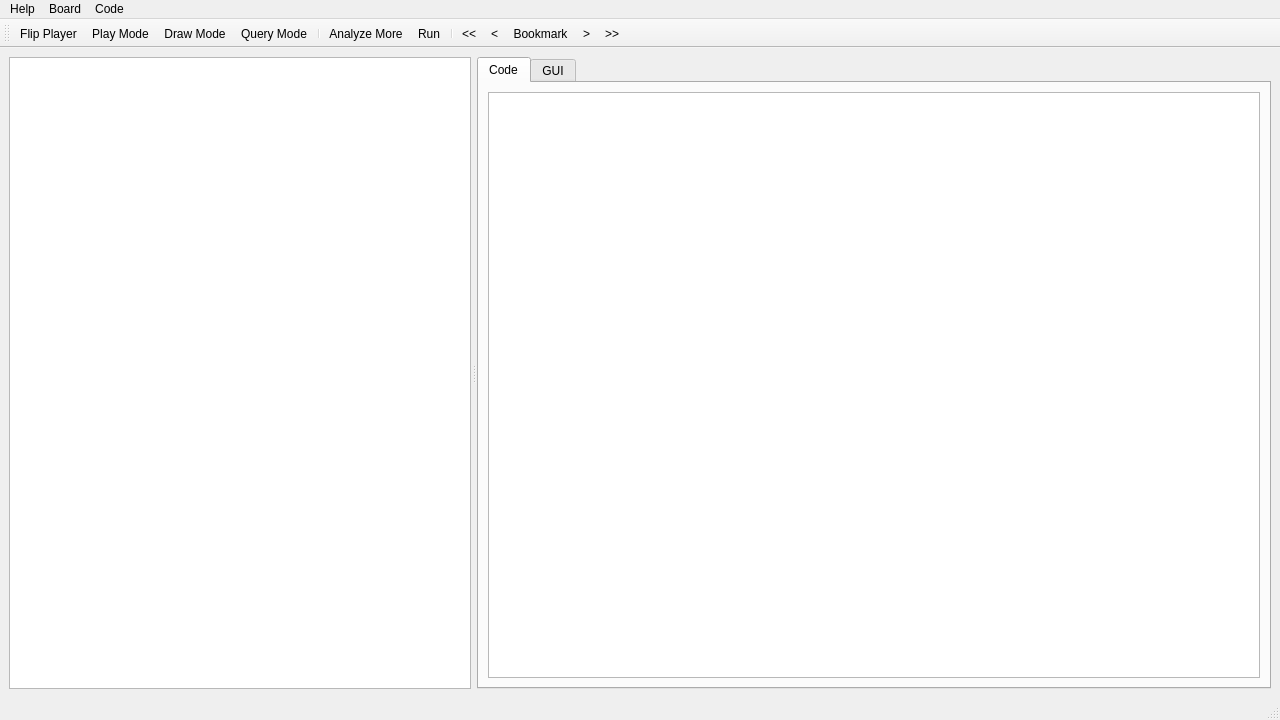
The window that mainwindow.ui (JeremySH/KataQuery) describes before a commit, drawn with Qt 5.
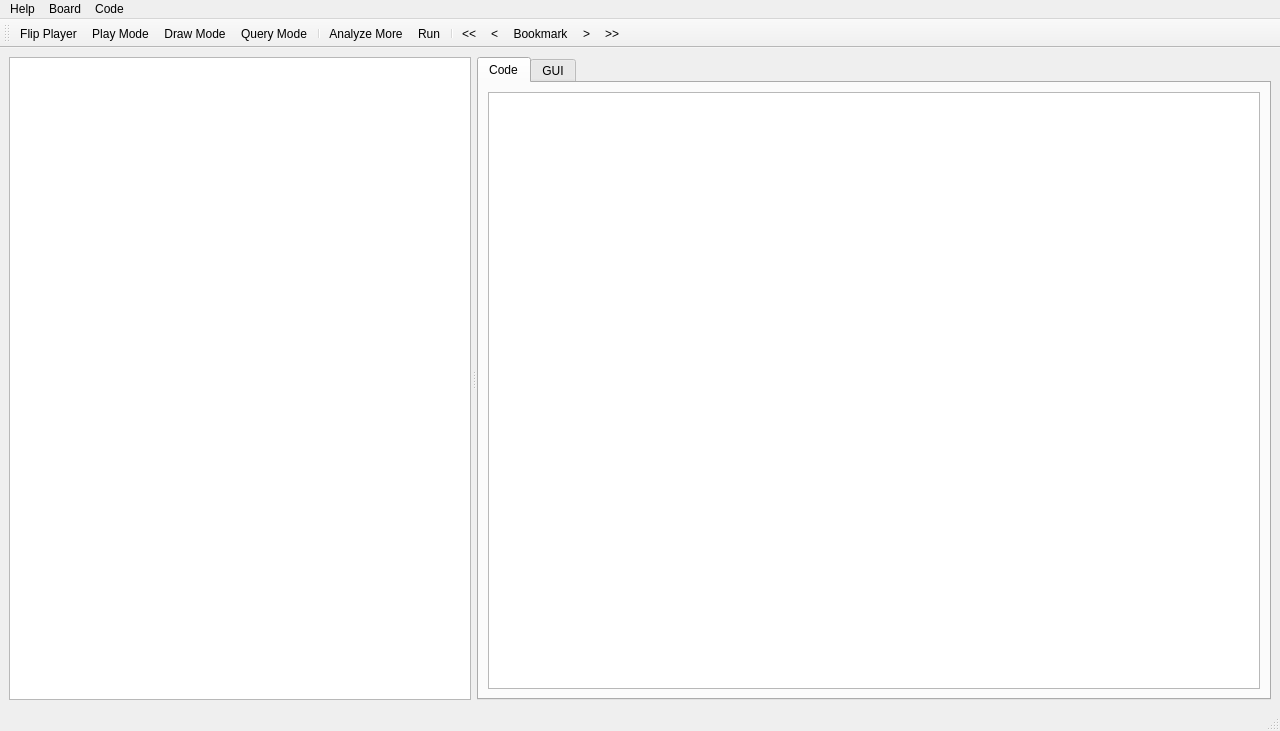
The same window after the commit. Icons and pictures are not drawn. Custom widgets are drawn as their Qt base class.

Commit message: Bookmarking toolbar icons added

What changed in the file:
```diff
--- a/mainwindow.ui
+++ b/mainwindow.ui
@@ -7,7 +7,7 @@
     <x>0</x>
     <y>0</y>
     <width>1280</width>
-    <height>720</height>
+    <height>731</height>
    </rect>
   </property>
   <property name="windowTitle">
```
Left out of the diff: 32 changed lines with no effect on the pictures. The commit also changes 6 other files.
